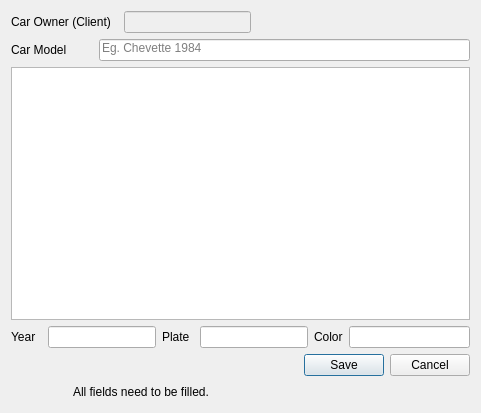
This is Client_Add_Car.ui in bedi1982/Oficina as Qt 5 draws it before an edit. The edited form follows.
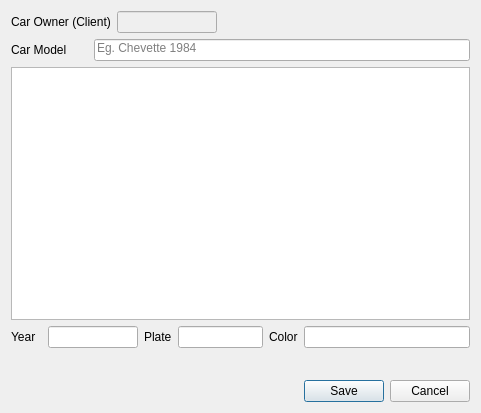
This is the edited form. Icons and pictures are not drawn.

```diff
--- a/Client_Add_Car.ui
+++ b/Client_Add_Car.ui
@@ -162,20 +162,13 @@
      </property>
     </widget>
    </item>
-   <item row="4" column="7" colspan="3">
+   <item row="5" column="9">
     <widget class="QDialogButtonBox" name="btn_Client_Add_Car">
      <property name="standardButtons">
       <set>QDialogButtonBox::Cancel|QDialogButtonBox::Save</set>
      </property>
     </widget>
    </item>
-   <item row="5" column="2" colspan="8">
-    <widget class="QLabel" name="lbl_Feedback">
-     <property name="text">
-      <string>All fields need to be filled.</string>
-     </property>
-    </widget>
-   </item>
   </layout>
  </widget>
  <tabstops>
```
Left out of the diff: 20 changed lines with no effect on the pictures.
